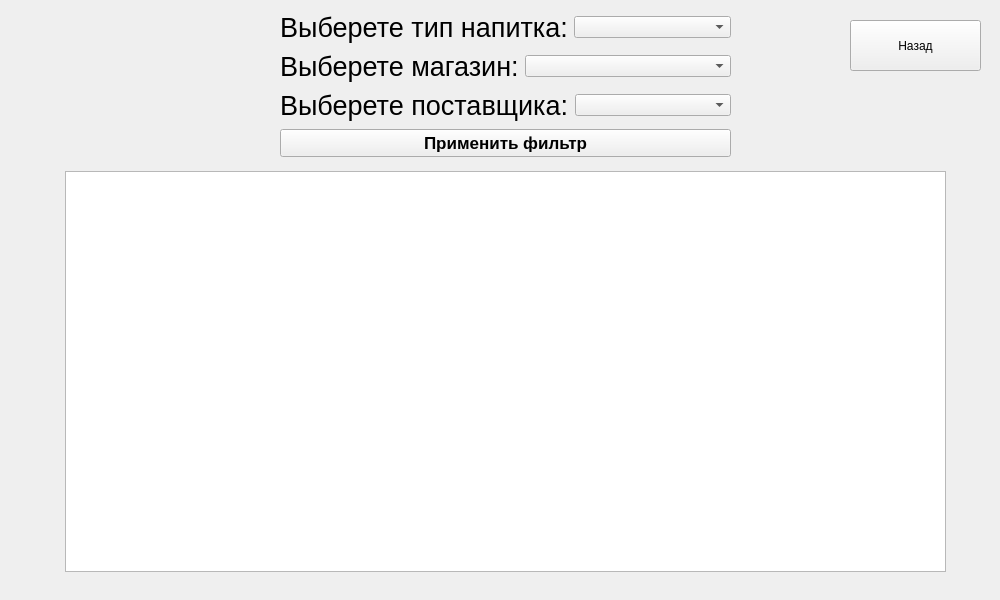
Above: selecting/drinktypewidget.ui from niceguy135/IP_DB before the change. Below: the same form after it.
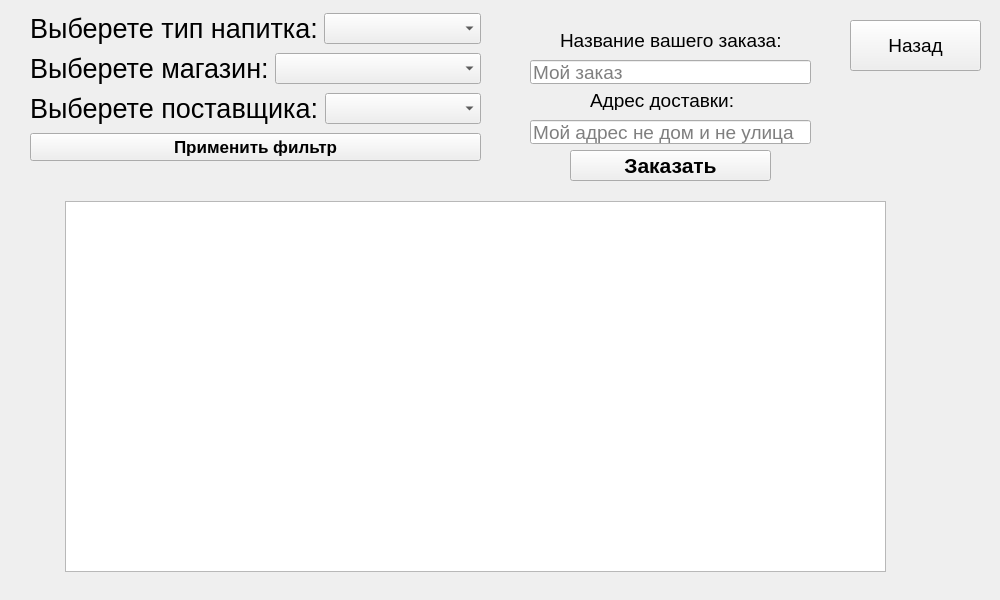
That is the form after the change.

Commit message: Доделал создание заказа

Diff of the .ui file:
```diff
--- a/selecting/drinktypewidget.ui
+++ b/selecting/drinktypewidget.ui
@@ -10,6 +10,11 @@
     <height>600</height>
    </rect>
   </property>
+  <property name="font">
+   <font>
+    <pointsize>14</pointsize>
+   </font>
+  </property>
   <property name="windowTitle">
    <string>Form</string>
   </property>
@@ -17,9 +22,9 @@
    <property name="geometry">
     <rect>
      <x>65</x>
-     <y>171</y>
-     <width>881</width>
-     <height>401</height>
+     <y>201</y>
+     <width>821</width>
+     <height>371</height>
     </rect>
    </property>
   </widget>
@@ -39,10 +44,10 @@
   <widget class="QWidget" name="verticalLayoutWidget">
    <property name="geometry">
     <rect>
-     <x>280</x>
+     <x>30</x>
      <y>10</y>
      <width>451</width>
-     <height>150</height>
+     <height>156</height>
     </rect>
    </property>
    <layout class="QVBoxLayout" name="verticalLayout">
@@ -128,6 +133,95 @@
     </item>
    </layout>
   </widget>
+  <widget class="QPushButton" name="addDrinkButton">
+   <property name="geometry">
+    <rect>
+     <x>570</x>
+     <y>150</y>
+     <width>201</width>
+     <height>31</height>
+    </rect>
+   </property>
+   <property name="font">
+    <font>
+     <pointsize>16</pointsize>
+     <weight>75</weight>
+     <bold>true</bold>
+    </font>
+   </property>
+   <property name="autoFillBackground">
+    <bool>false</bool>
+   </property>
+   <property name="text">
+    <string>Заказать</string>
+   </property>
+   <property name="autoDefault">
+    <bool>false</bool>
+   </property>
+  </widget>
+  <widget class="QLabel" name="statusLabel">
+   <property name="geometry">
+    <rect>
+     <x>560</x>
+     <y>30</y>
+     <width>231</width>
+     <height>20</height>
+    </rect>
+   </property>
+   <property name="font">
+    <font>
+     <pointsize>14</pointsize>
+    </font>
+   </property>
+   <property name="text">
+    <string>Название вашего заказа:</string>
+   </property>
+   <property name="alignment">
+    <set>Qt::AlignLeading|Qt::AlignLeft|Qt::AlignVCenter</set>
+   </property>
+  </widget>
+  <widget class="QLineEdit" name="orderNameEdit">
+   <property name="geometry">
+    <rect>
+     <x>530</x>
+     <y>60</y>
+     <width>281</width>
+     <height>24</height>
+    </rect>
+   </property>
+   <property name="inputMask">
+    <string/>
+   </property>
+   <property name="placeholderText">
+    <string>Мой заказ</string>
+   </property>
+  </widget>
+  <widget class="QLabel" name="addressLabel">
+   <property name="geometry">
+    <rect>
+     <x>590</x>
+     <y>90</y>
+     <width>151</width>
+     <height>20</height>
+    </rect>
+   </property>
+   <property name="text">
+    <string>Адрес доставки:</string>
+   </property>
+  </widget>
+  <widget class="QLineEdit" name="addressEdit">
+   <property name="geometry">
+    <rect>
+     <x>530</x>
+     <y>120</y>
+     <width>281</width>
+     <height>24</height>
+    </rect>
+   </property>
+   <property name="placeholderText">
+    <string>Мой адрес не дом и не улица</string>
+   </property>
+  </widget>
  </widget>
  <resources/>
  <connections>
```
Left out of the diff: 17 changed lines with no effect on the pictures. The commit also changes 2 other files.
